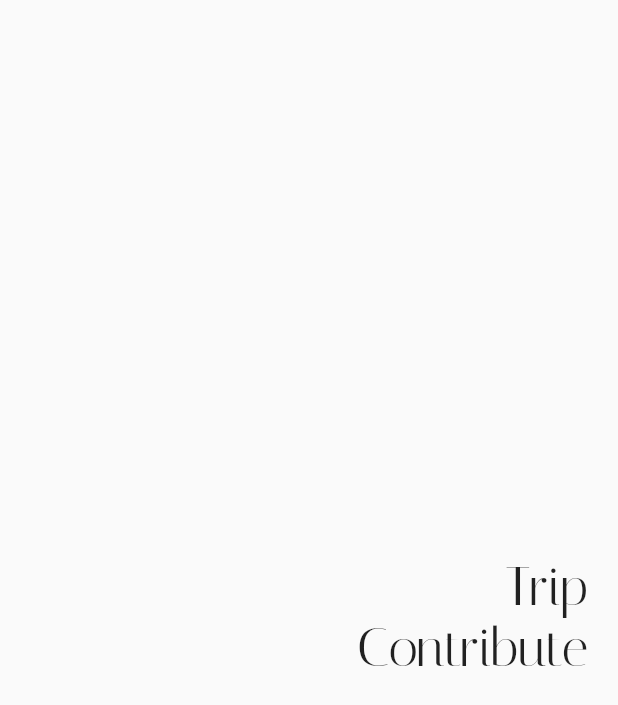
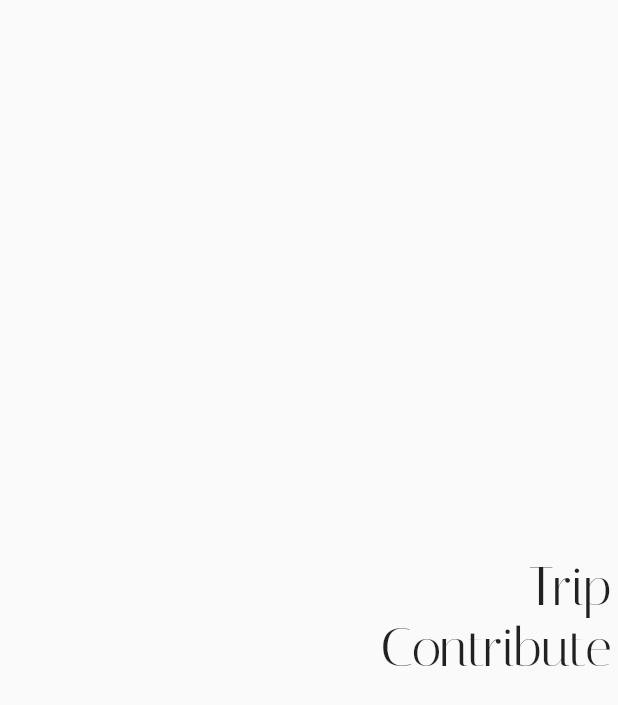
Before and after one commit to Brinfotech1407/TripContribute, a Flutter app: the SplashScreen screen opened directly, on a phone screen of 412 x 824 dp. Shown: the top 705 px of the screen. Run offline on Flutter 3.47's test engine with Material 2 defaults, Android fonts, the phone set to English and light mode, and no system bars; our stand-ins replace pinput.

Commit message:
splash screen animation set

```diff
--- a/lib/main.dart
+++ b/lib/main.dart
@@ -3,7 +3,6 @@ import 'package:trip_contribute/views/auth_views/login_screen.dart';
 import 'package:trip_contribute/views/splash_screen.dart';
 
 
-import 'views/auth_views/otp_screen.dart';
 
 void main() {
   runApp(const MyApp());
@@ -38,7 +37,7 @@ class _MyHomePageState extends State<MyHomePage> {
   Widget build(BuildContext context) {
     return Scaffold(
       body: FutureBuilder(
-        future: Future.delayed(const Duration(seconds: 3)),
+        future: Future.delayed(const Duration(seconds: 2)),
         builder: (context, snapshot) {
           if (snapshot.connectionState == ConnectionState.waiting) {
             return const SplashScreen();
--- a/lib/views/splash_screen.dart
+++ b/lib/views/splash_screen.dart
@@ -7,11 +7,53 @@ class SplashScreen extends StatefulWidget {
   State<SplashScreen> createState() => _SplashScreenState();
 }
 
-class _SplashScreenState extends State<SplashScreen> {
+class _SplashScreenState extends State<SplashScreen> with
+    SingleTickerProviderStateMixin {
+   AnimationController? _animController;
+   Animation? sizeAnimation;
+
+   Animation? _containerRadiusAnimation,
+       _containerSizeAnimation,
+       _containerColorAnimation;
+
+
+
+  @override
+  void initState() {
+    super.initState();
+    _animController =  AnimationController(
+        vsync: this, duration: const Duration(milliseconds: 5000));
+
+    _containerSizeAnimation = Tween(begin: 0.0, end: 2.0).animate(
+        CurvedAnimation(
+            curve: Curves.ease, parent: _animController!));
+
+
+    _animController!.forward();
+
+  }
+
+   @override
+   void dispose() {
+     _animController!.dispose();
+     super.dispose();
+
+
+   }
+
+
 @override
   Widget build(BuildContext context) {
+  final width = MediaQuery.of(context).size.width;
     return Scaffold(
-      body: Container(
+      body: AnimatedBuilder(
+        animation: _animController!,
+        builder: (context, child) {
+          return  Container(
+            transform: Matrix4.translationValues(
+                _containerSizeAnimation!.value * width - width-110, 00, 0.0),
+           // width: _containerSizeAnimation!.value * height,
+            //height: _containerSizeAnimation!.value * height,
               alignment: Alignment.centerRight,
               padding: const EdgeInsets.only( right: 20),
               child: Column(
@@ -30,7 +72,9 @@ class _SplashScreenState extends State<SplashScreen> {
                   )
 
                 ],
-          )),
+              ));
+        },
+      ),
     );
   }
 
```
Lines whose indentation alone changed are shown as unchanged.
